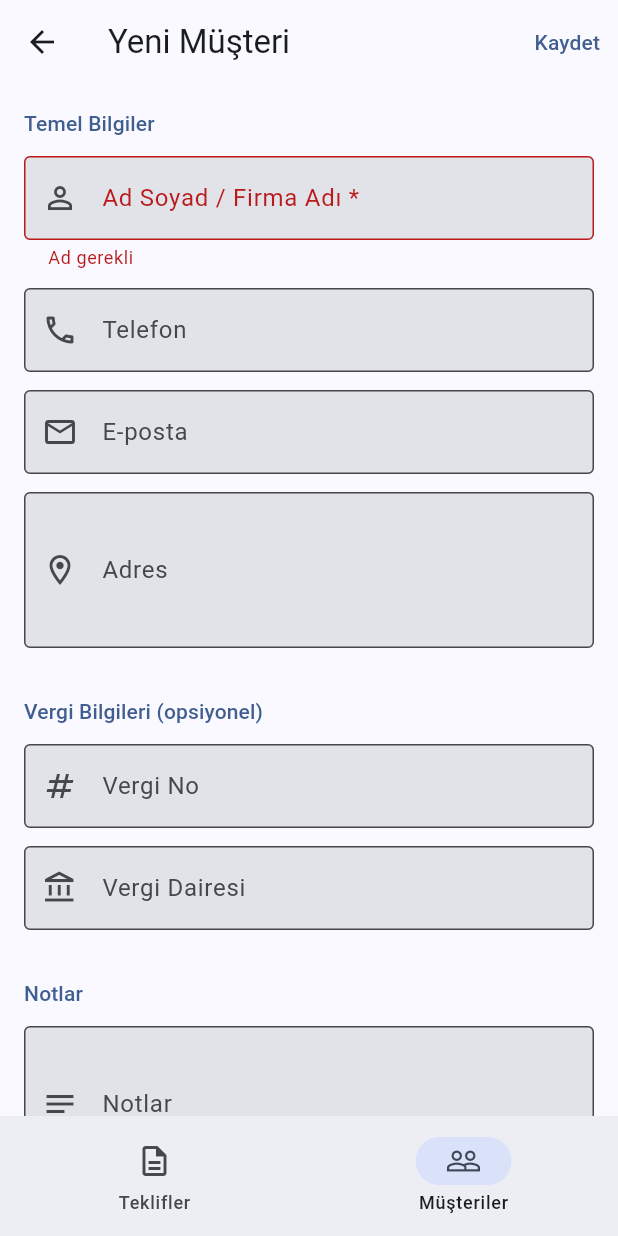
After one commit to BaturhanSimsek/teklif-flutter, a Flutter app: the CustomerFormScreen screen opened by its route, after a tap on "Kaydet", on a phone screen of 412 x 824 dp. The commit adds this screen. Run offline on Flutter 3.47's test engine with Material 3 defaults, Android fonts, the phone set to English and light mode, and no system bars; our stand-ins replace dio, flutter_riverpod, flutter_secure_storage, freezed_annotation, go_router, riverpod_annotation; accounts and stored records are empty; generated files the repository leaves out were written again; network calls fail.

Commit message:
feat: Müşteri ekranları — liste, form, detay + alt navigasyon
- CustomerListScreen: arama, boş durum, FAB ile yeni müşteri
- CustomerFormScreen: oluştur + düzenle, vergi bilgileri
- CustomerDetailScreen: müşteri bilgileri + altında teklifleri
- MainScaffold: NavigationBar (Teklifler / Müşteriler)
- ShellRoute ile ortak scaffold, tüm ana rotalar altında

```diff
--- /dev/null
+++ b/lib/features/customers/data/customer_model.dart
@@ -0,0 +1,23 @@
+import 'package:freezed_annotation/freezed_annotation.dart';
+
+part 'customer_model.freezed.dart';
+part 'customer_model.g.dart';
+
+@freezed
+class Customer with _$Customer {
+  const factory Customer({
+    required String  id,
+    required String  name,
+    required String  phone,
+    required String  email,
+    required String  address,
+    String?          taxNumber,
+    String?          taxOffice,
+    String?          notes,
+    required bool    isActive,
+    required DateTime createdAt,
+  }) = _Customer;
+
+  factory Customer.fromJson(Map<String, dynamic> json) =>
+      _$CustomerFromJson(json);
+}
--- /dev/null
+++ b/lib/features/customers/presentation/customer_form_screen.dart
@@ -0,0 +1,179 @@
+import 'package:flutter/material.dart';
+import 'package:flutter_riverpod/flutter_riverpod.dart';
+import 'package:go_router/go_router.dart';
+import '../data/customer_model.dart';
+import '../data/customer_repository.dart';
+
+class CustomerFormScreen extends ConsumerStatefulWidget {
+  const CustomerFormScreen({super.key, this.existing});
+
+  final Customer? existing;
+
+  @override
+  ConsumerState<CustomerFormScreen> createState() => _CustomerFormScreenState();
+}
+
+class _CustomerFormScreenState extends ConsumerState<CustomerFormScreen> {
+  final _formKey   = GlobalKey<FormState>();
+  final _name      = TextEditingController();
+  final _phone     = TextEditingController();
+  final _email     = TextEditingController();
+  final _address   = TextEditingController();
+  final _taxNumber = TextEditingController();
+  final _taxOffice = TextEditingController();
+  final _notes     = TextEditingController();
+  bool _loading    = false;
+
+  @override
+  void initState() {
+    super.initState();
+    final c = widget.existing;
+    if (c != null) {
+      _name.text      = c.name;
+      _phone.text     = c.phone;
+      _email.text     = c.email;
+      _address.text   = c.address;
+      _taxNumber.text = c.taxNumber ?? '';
+      _taxOffice.text = c.taxOffice ?? '';
+      _notes.text     = c.notes ?? '';
+    }
+  }
+
+  @override
+  void dispose() {
+    _name.dispose(); _phone.dispose(); _email.dispose(); _address.dispose();
+    _taxNumber.dispose(); _taxOffice.dispose(); _notes.dispose();
+    super.dispose();
+  }
+
+  Future<void> _submit() async {
+    if (!_formKey.currentState!.validate()) return;
+    setState(() => _loading = true);
+    try {
+      final repo = ref.read(customerRepositoryProvider);
+      final c    = widget.existing;
+
+      if (c == null) {
+        await repo.create(
+          name:      _name.text.trim(),
+          phone:     _phone.text.trim(),
+          email:     _email.text.trim(),
+          address:   _address.text.trim(),
+          taxNumber: _taxNumber.text.trim().isEmpty ? null : _taxNumber.text.trim(),
+          taxOffice: _taxOffice.text.trim().isEmpty ? null : _taxOffice.text.trim(),
+          notes:     _notes.text.trim().isEmpty ? null : _notes.text.trim(),
+        );
+      } else {
+        await repo.update(
+          id:        c.id,
+          name:      _name.text.trim(),
+          phone:     _phone.text.trim(),
+          email:     _email.text.trim(),
+          address:   _address.text.trim(),
+          taxNumber: _taxNumber.text.trim().isEmpty ? null : _taxNumber.text.trim(),
+          taxOffice: _taxOffice.text.trim().isEmpty ? null : _taxOffice.text.trim(),
+          notes:     _notes.text.trim().isEmpty ? null : _notes.text.trim(),
+        );
+      }
+      if (mounted) context.pop(true);
+    } catch (e) {
+      if (mounted) {
+        ScaffoldMessenger.of(context).showSnackBar(
+          SnackBar(
+            content: Text('Hata: $e'),
+            backgroundColor: Theme.of(context).colorScheme.error,
+          ),
+        );
+      }
+    } finally {
+      if (mounted) setState(() => _loading = false);
+    }
+  }
+
+  @override
+  Widget build(BuildContext context) {
+    final isEdit = widget.existing != null;
+
+    return Scaffold(
+      appBar: AppBar(
+        title: Text(isEdit ? 'Müşteri Düzenle' : 'Yeni Müşteri'),
+        actions: [
+          TextButton(
+            onPressed: _loading ? null : _submit,
+            child: _loading
+                ? const SizedBox(
+                    width: 18, height: 18,
+                    child: CircularProgressIndicator(strokeWidth: 2))
+                : const Text('Kaydet'),
+          ),
+        ],
+      ),
+      body: Form(
+        key: _formKey,
+        child: ListView(
+          padding: const EdgeInsets.all(16),
+          children: [
+            _section('Temel Bilgiler'),
+            _field(_name, 'Ad Soyad / Firma Adı *',
+                icon: Icons.person_outline,
+                validator: (v) => v == null || v.trim().isEmpty ? 'Ad gerekli' : null),
+            _field(_phone, 'Telefon',
+                icon: Icons.phone_outlined,
+                type: TextInputType.phone),
+            _field(_email, 'E-posta',
+                icon: Icons.email_outlined,
+                type: TextInputType.emailAddress),
+            _field(_address, 'Adres',
+                icon: Icons.location_on_outlined,
+                maxLines: 3),
+            const SizedBox(height: 20),
+            _section('Vergi Bilgileri (opsiyonel)'),
+            _field(_taxNumber, 'Vergi No', icon: Icons.numbers),
+            _field(_taxOffice, 'Vergi Dairesi', icon: Icons.account_balance_outlined),
+            const SizedBox(height: 20),
+            _section('Notlar'),
+            _field(_notes, 'Notlar', icon: Icons.notes, maxLines: 3),
+            const SizedBox(height: 32),
+            FilledButton(
+              onPressed: _loading ? null : _submit,
+              style: FilledButton.styleFrom(minimumSize: const Size.fromHeight(52)),
+              child: Text(isEdit ? 'Güncelle' : 'Müşteri Oluştur',
+                  style: const TextStyle(fontSize: 16)),
+            ),
+          ],
+        ),
+      ),
+    );
+  }
+
+  Widget _section(String title) => Padding(
+        padding: const EdgeInsets.only(bottom: 12),
+        child: Text(title,
+            style: Theme.of(context)
+                .textTheme
+                .titleSmall
+                ?.copyWith(color: Theme.of(context).colorScheme.primary)),
+      );
+
+  Widget _field(
+    TextEditingController ctrl,
+    String label, {
+    IconData? icon,
+    TextInputType type = TextInputType.text,
+    int maxLines = 1,
+    String? Function(String?)? validator,
+  }) =>
+      Padding(
+        padding: const EdgeInsets.only(bottom: 12),
+        child: TextFormField(
+          controller: ctrl,
+          keyboardType: type,
+          maxLines: maxLines,
+          decoration: InputDecoration(
+            labelText: label,
+            prefixIcon: icon != null ? Icon(icon) : null,
+          ),
+          validator: validator,
+        ),
+      );
+}
--- /dev/null
+++ b/lib/features/customers/presentation/customer_list_screen.dart
@@ -0,0 +1,160 @@
+import 'package:flutter/material.dart';
+import 'package:flutter_riverpod/flutter_riverpod.dart';
+import 'package:go_router/go_router.dart';
+import '../data/customer_model.dart';
+import 'customer_providers.dart';
+
+class CustomerListScreen extends ConsumerStatefulWidget {
+  const CustomerListScreen({super.key});
+
+  @override
+  ConsumerState<CustomerListScreen> createState() => _CustomerListScreenState();
+}
+
+class _CustomerListScreenState extends ConsumerState<CustomerListScreen> {
+  final _search = TextEditingController();
+  String _searchText = '';
+
+  @override
+  void dispose() {
+    _search.dispose();
+    super.dispose();
+  }
+
+  @override
+  Widget build(BuildContext context) {
+    final async = ref.watch(customersProvider(search: _searchText.isEmpty ? null : _searchText));
+
+    return Scaffold(
+      appBar: AppBar(
+        title: const Text('Müşteriler'),
+        bottom: PreferredSize(
+          preferredSize: const Size.fromHeight(56),
+          child: Padding(
+            padding: const EdgeInsets.fromLTRB(16, 0, 16, 8),
+            child: TextField(
+              controller: _search,
+              decoration: InputDecoration(
+                hintText: 'İsim veya telefon ara...',
+                prefixIcon: const Icon(Icons.search, size: 20),
+                suffixIcon: _searchText.isNotEmpty
+                    ? IconButton(
+                        icon: const Icon(Icons.clear, size: 20),
+                        onPressed: () {
+                          _search.clear();
+                          setState(() => _searchText = '');
+                        },
+                      )
+                    : null,
+                isDense: true,
+                contentPadding: const EdgeInsets.symmetric(vertical: 8),
+              ),
+              onChanged: (v) => setState(() => _searchText = v),
+            ),
+          ),
+        ),
+      ),
+      floatingActionButton: FloatingActionButton.extended(
+        onPressed: () async {
+          final created = await context.push<bool>('/customers/new');
+          if (created == true) ref.invalidate(customersProvider);
+        },
+        icon: const Icon(Icons.person_add),
+        label: const Text('Yeni Müşteri'),
+      ),
+      body: async.when(
+        data: (list) => list.isEmpty
+            ? Center(
+                child: Column(
+                  mainAxisSize: MainAxisSize.min,
+                  children: [
+                    Icon(Icons.people_outline,
+                        size: 64, color: Theme.of(context).colorScheme.outline),
+                    const SizedBox(height: 12),
+                    Text(
+                      _searchText.isNotEmpty ? 'Sonuç bulunamadı.' : 'Henüz müşteri yok.',
+                      style: TextStyle(color: Theme.of(context).colorScheme.outline),
+                    ),
+                  ],
+                ),
+              )
+            : RefreshIndicator(
+                onRefresh: () => ref.refresh(
+                    customersProvider(search: _searchText.isEmpty ? null : _searchText).future),
+                child: ListView.builder(
+                  padding: const EdgeInsets.fromLTRB(16, 8, 16, 88),
+                  itemCount: list.length,
+                  itemBuilder: (ctx, i) => _CustomerCard(customer: list[i]),
+                ),
+              ),
+        loading: () => const Center(child: CircularProgressIndicator()),
+        error: (e, _) => Center(
+          child: Column(
+            mainAxisSize: MainAxisSize.min,
+            children: [
+              const Icon(Icons.error_outline, size: 48, color: Colors.red),
+              const SizedBox(height: 8),
+              Text('$e', textAlign: TextAlign.center),
+              const SizedBox(height: 16),
+              FilledButton.tonal(
+                onPressed: () => ref.invalidate(customersProvider),
+                child: const Text('Tekrar dene'),
+              ),
+            ],
+          ),
+        ),
+      ),
+    );
+  }
+}
+
+class _CustomerCard extends StatelessWidget {
+  const _CustomerCard({required this.customer});
+
+  final Customer customer;
+
+  @override
+  Widget build(BuildContext context) {
+    final colors = Theme.of(context).colorScheme;
+
+    return Card(
+      margin: const EdgeInsets.only(bottom: 10),
+      child: InkWell(
+        onTap: () => context.push('/customers/${customer.id}'),
+        borderRadius: BorderRadius.circular(12),
+        child: Padding(
+          padding: const EdgeInsets.all(16),
+          child: Row(
+            children: [
+              CircleAvatar(
+                backgroundColor: colors.primaryContainer,
+                child: Text(
+                  customer.name.isNotEmpty ? customer.name[0].toUpperCase() : '?',
+                  style: TextStyle(
+                      color: colors.onPrimaryContainer, fontWeight: FontWeight.bold),
+                ),
+              ),
+              const SizedBox(width: 12),
+              Expanded(
+                child: Column(
+                  crossAxisAlignment: CrossAxisAlignment.start,
+                  children: [
+                    Text(customer.name,
+                        style: const TextStyle(fontWeight: FontWeight.w600, fontSize: 15)),
+                    if (customer.phone.isNotEmpty)
+                      Text(customer.phone,
+                          style: TextStyle(fontSize: 13, color: colors.outline)),
+                    if (customer.email.isNotEmpty)
+                      Text(customer.email,
+                          style: TextStyle(fontSize: 12, color: colors.outline)),
+                  ],
+                ),
+              ),
+              Icon(Icons.chevron_right, color: colors.outline),
+            ],
+          ),
+        ),
+      ),
+    );
+  }
+}
--- /dev/null
+++ b/lib/shared/widgets/main_scaffold.dart
@@ -0,0 +1,35 @@
+import 'package:flutter/material.dart';
+import 'package:go_router/go_router.dart';
+
+class MainScaffold extends StatelessWidget {
+  const MainScaffold({super.key, required this.child, required this.location});
+
+  final Widget child;
+  final String location;
+
+  static const _tabs = [
+    (path: '/quotes',    icon: Icons.description_outlined,   label: 'Teklifler'),
+    (path: '/customers', icon: Icons.people_outline,          label: 'Müşteriler'),
+  ];
+
+  int get _currentIndex {
+    for (var i = 0; i < _tabs.length; i++) {
+      if (location.startsWith(_tabs[i].path)) return i;
+    }
+    return 0;
+  }
+
+  @override
+  Widget build(BuildContext context) {
+    return Scaffold(
+      body: child,
+      bottomNavigationBar: NavigationBar(
+        selectedIndex: _currentIndex,
+        onDestinationSelected: (i) => context.go(_tabs[i].path),
+        destinations: _tabs
+            .map((t) => NavigationDestination(icon: Icon(t.icon), label: t.label))
+            .toList(),
+      ),
+    );
+  }
+}
```
Also changed, not shown: lib/app_router.dart (+39 -9 lines), lib/features/customers/data/customer_repository.dart (added, +67 -0 lines), lib/features/customers/presentation/customer_detail_screen.dart (added, +140 -0 lines), lib/features/customers/presentation/customer_providers.dart (added, +9 -0 lines), lib/features/customers/data/customer_model.freezed.dart (added), lib/features/customers/data/customer_model.g.dart (added), lib/features/customers/data/customer_repository.g.dart (added), lib/features/customers/presentation/customer_providers.g.dart (added).
